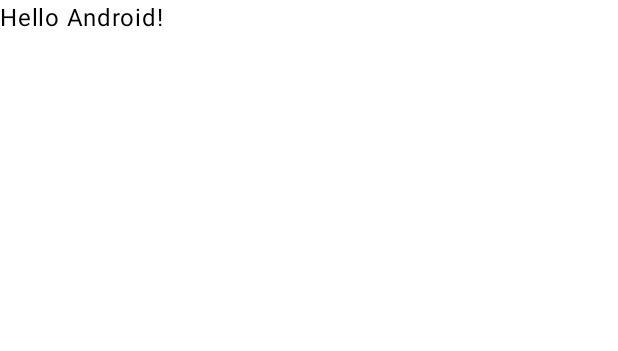
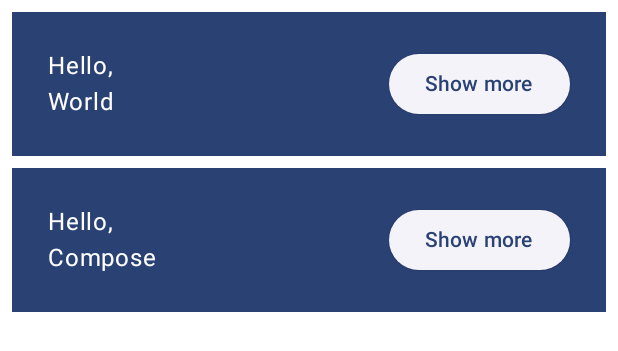
Before and after one commit to cbdefontenay/android-test, an Android app built with Jetpack Compose: the @Preview function GreetingPreview, on a phone screen of 412 x 824 dp. Shown: the top 351 px of the screen. Run offline under Robolectric (Android 15) with nearby library versions, the phone set to English and light mode, and no system bars.

Commit message:
deuxième commit

```diff
--- a/app/src/main/java/com/example/androidtest/MainActivity.kt
+++ b/app/src/main/java/com/example/androidtest/MainActivity.kt
@@ -4,13 +4,26 @@ import android.os.Bundle
 import androidx.activity.ComponentActivity
 import androidx.activity.compose.setContent
 import androidx.activity.enableEdgeToEdge
+import androidx.compose.foundation.layout.Arrangement
+import androidx.compose.foundation.layout.Column
+import androidx.compose.foundation.layout.Row
 import androidx.compose.foundation.layout.fillMaxSize
 import androidx.compose.foundation.layout.padding
-import androidx.compose.material3.Scaffold
+import androidx.compose.material3.ElevatedButton
+import androidx.compose.material3.MaterialTheme
+import androidx.compose.material3.Surface
 import androidx.compose.material3.Text
 import androidx.compose.runtime.Composable
+import androidx.compose.material3.Button
+import androidx.compose.runtime.getValue
+import androidx.compose.runtime.mutableStateOf
+import androidx.compose.runtime.remember
+import androidx.compose.runtime.setValue
+import androidx.compose.ui.Alignment
 import androidx.compose.ui.Modifier
+import androidx.compose.ui.semantics.Role.Companion.Button
 import androidx.compose.ui.tooling.preview.Preview
+import androidx.compose.ui.unit.dp
 import com.example.androidtest.ui.theme.AndroidTestTheme
 
 class MainActivity : ComponentActivity() {
@@ -19,29 +32,108 @@ class MainActivity : ComponentActivity() {
         enableEdgeToEdge()
         setContent {
             AndroidTestTheme {
-                Scaffold(modifier = Modifier.fillMaxSize()) { innerPadding ->
-                    Greeting(
-                        name = "Android",
-                        modifier = Modifier.padding(innerPadding)
-                    )
-                }
+                MyApp(modifier = Modifier.fillMaxSize())
             }
         }
     }
 }
 
 @Composable
-fun Greeting(name: String, modifier: Modifier = Modifier) {
-    Text(
-        text = "Hello $name!",
-        modifier = modifier
-    )
+fun MyApp(modifier: Modifier = Modifier) {
+
+    var shouldShowOnboarding by remember { mutableStateOf(true) }
+
+    Surface(modifier) {
+        if (shouldShowOnboarding) {
+            OnboardingScreen(onContinueClicked = { shouldShowOnboarding = false })
+        } else {
+            Greetings()
+        }
+    }
 }
 
-@Preview(showBackground = true)
+@Composable
+fun OnboardingScreen(
+    onContinueClicked: () -> Unit,
+    modifier: Modifier = Modifier
+) {
+
+    Column(
+        modifier = modifier.fillMaxSize(),
+        verticalArrangement = Arrangement.Center,
+        horizontalAlignment = Alignment.CenterHorizontally
+    ) {
+        Text("Welcome to the Basics Codelab!")
+        Button(
+            modifier = Modifier.padding(vertical = 24.dp),
+            onClick = onContinueClicked
+        ) {
+            Text("Continue")
+        }
+    }
+}
+
+@Composable
+private fun Greetings(
+    modifier: Modifier = Modifier,
+    names: List<String> = listOf("World", "Compose")
+) {
+    Column(modifier = modifier.padding(vertical = 4.dp)) {
+        for (name in names) {
+            Greeting(name = name)
+        }
+    }
+}
+
+@Preview(showBackground = true, widthDp = 320, heightDp = 320)
+@Composable
+fun OnboardingPreview() {
+    AndroidTestTheme {
+        OnboardingScreen(onContinueClicked = {})
+    }
+}
+
+@Composable
+fun Greeting(name: String, modifier: Modifier = Modifier) {
+
+    var expanded by remember { mutableStateOf(false) }
+
+    val extraPadding = if (expanded) 48.dp else 0.dp
+
+    Surface(
+        color = MaterialTheme.colorScheme.primary,
+        modifier = modifier.padding(vertical = 4.dp, horizontal = 8.dp)
+    ) {
+        Row(modifier = Modifier.padding(24.dp)) {
+            Column(
+                modifier = Modifier
+                    .weight(1f)
+                    .padding(bottom = extraPadding)
+            ) {
+                Text(text = "Hello, ")
+                Text(text = name)
+            }
+            ElevatedButton(
+                onClick = { expanded = !expanded }
+            ) {
+                Text(if (expanded) "Show less" else "Show more")
+            }
+        }
+    }
+}
+
+@Preview(showBackground = true, widthDp = 320)
 @Composable
 fun GreetingPreview() {
     AndroidTestTheme {
-        Greeting("Android")
+        Greetings()
     }
 }
+
+@Preview
+@Composable
+fun MyAppPreview() {
+    AndroidTestTheme {
+        MyApp(Modifier.fillMaxSize())
+    }
+}
```
